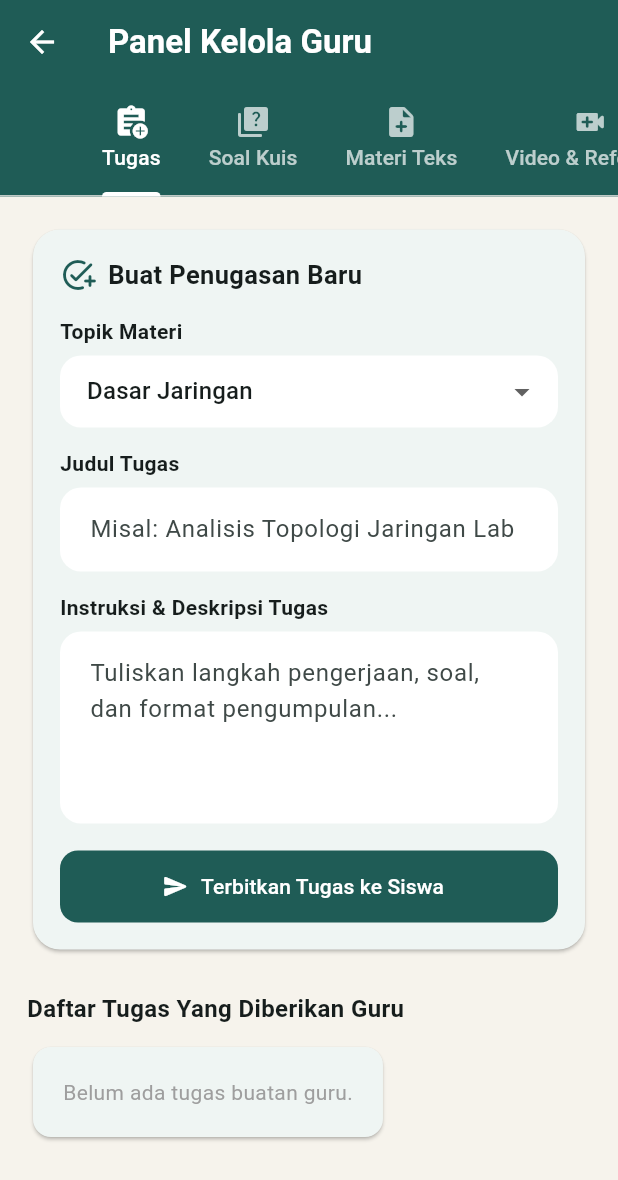
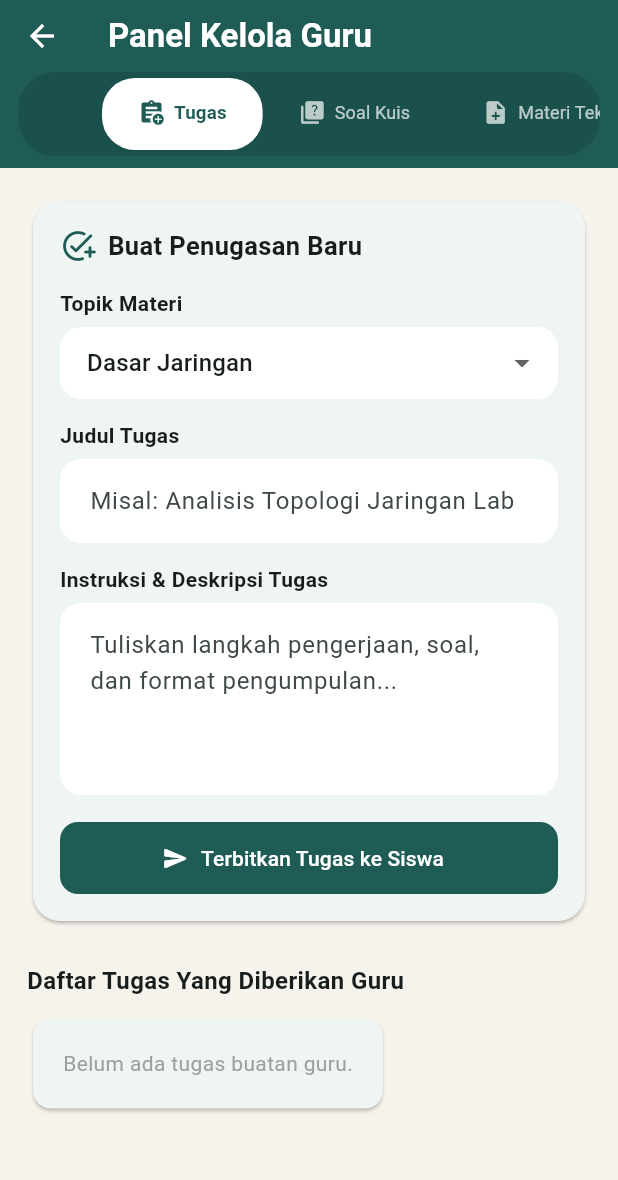
Before and after one commit to zuhri08/Netropia, a Flutter app: the TeacherPanelScreen screen opened directly, on a phone screen of 412 x 824 dp. Shown: the top 1180 px of the screen. Run offline on Flutter 3.47's test engine with Material 3 defaults, Android fonts, the phone set to English and light mode, and no system bars; our stand-ins replace cloud_firestore, device_preview, firebase_ai, firebase_auth, firebase_core, firebase_storage and 10 more; missing offline and left inert: dart:html, dart:ui_web, firebase_app_check, pointer_interceptor; accounts and stored records are empty.

Commit message:
Polish Teacher Panel Screen with modern pill TabBar and refined layouts

```diff
--- a/lib/teacher/teacher_panel_screen.dart
+++ b/lib/teacher/teacher_panel_screen.dart
@@ -714,21 +714,110 @@ class _TeacherPanelScreenState extends State<TeacherPanelScreen>
               isEn ? 'Teacher Management Panel' : 'Panel Kelola Guru',
               style: const TextStyle(fontWeight: FontWeight.bold),
             ),
-            bottom: TabBar(
-              controller: _tabController,
-              indicatorColor: Colors.white,
-              indicatorWeight: 3,
-              labelColor: Colors.white,
-              unselectedLabelColor: Colors.white70,
-              isScrollable: true,
-              tabs: [
-                Tab(icon: const Icon(Icons.assignment_add), text: isEn ? 'Assignments' : 'Tugas'),
-                Tab(icon: const Icon(Icons.quiz_rounded), text: isEn ? 'Quizzes' : 'Soal Kuis'),
-                Tab(icon: const Icon(Icons.note_add_rounded), text: isEn ? 'Text Material' : 'Materi Teks'),
-                Tab(icon: const Icon(Icons.video_call_rounded), text: isEn ? 'Videos & Ref' : 'Video & Referensi'),
-                Tab(icon: const Icon(Icons.campaign_rounded), text: isEn ? 'Announcements' : 'Pengumuman'),
-                Tab(icon: const Icon(Icons.assessment_rounded), text: isEn ? 'Gradebook & Feedback' : 'Rekap & Feedback'),
-              ],
+            bottom: PreferredSize(
+              preferredSize: const Size.fromHeight(56),
+              child: Container(
+                margin: const EdgeInsets.fromLTRB(12, 0, 12, 8),
+                decoration: BoxDecoration(
+                  color: Colors.black.withOpacity(0.12),
+                  borderRadius: BorderRadius.circular(25),
+                ),
+                child: TabBar(
+                  controller: _tabController,
+                  isScrollable: true,
+                  indicator: BoxDecoration(
+                    color: Colors.white,
+                    borderRadius: BorderRadius.circular(22),
+                  ),
+                  labelColor: AppTheme.primaryBrown,
+                  unselectedLabelColor: Colors.white70,
+                  indicatorSize: TabBarIndicatorSize.tab,
+                  dividerColor: Colors.transparent,
+                  padding: const EdgeInsets.all(4),
+                  labelStyle: const TextStyle(fontWeight: FontWeight.bold, fontSize: 12.5),
+                  unselectedLabelStyle: const TextStyle(fontWeight: FontWeight.normal, fontSize: 12),
+                  tabs: [
+                    Tab(
+                      child: Padding(
+                        padding: const EdgeInsets.symmetric(horizontal: 8),
+                        child: Row(
+                          mainAxisSize: MainAxisSize.min,
+                          children: [
+                            const Icon(Icons.assignment_add, size: 18),
+                            const SizedBox(width: 6),
+                            Text(isEn ? 'Assignments' : 'Tugas'),
+                          ],
+                        ),
+                      ),
+                    ),
+                    Tab(
+                      child: Padding(
+                        padding: const EdgeInsets.symmetric(horizontal: 8),
+                        child: Row(
+                          mainAxisSize: MainAxisSize.min,
+                          children: [
+                            const Icon(Icons.quiz_rounded, size: 18),
+                            const SizedBox(width: 6),
+                            Text(isEn ? 'Quizzes' : 'Soal Kuis'),
+                          ],
+                        ),
+                      ),
+                    ),
+                    Tab(
+                      child: Padding(
+                        padding: const EdgeInsets.symmetric(horizontal: 8),
+                        child: Row(
+                          mainAxisSize: MainAxisSize.min,
+                          children: [
+                            const Icon(Icons.note_add_rounded, size: 18),
+                            const SizedBox(width: 6),
+                            Text(isEn ? 'Text Material' : 'Materi Teks'),
+                          ],
+                        ),
+                      ),
+                    ),
+                    Tab(
+                      child: Padding(
+                        padding: const EdgeInsets.symmetric(horizontal: 8),
+                        child: Row(
+                          mainAxisSize: MainAxisSize.min,
+                          children: [
+                            const Icon(Icons.video_call_rounded, size: 18),
+                            const SizedBox(width: 6),
+                            Text(isEn ? 'Videos & Ref' : 'Video & Referensi'),
+                          ],
+                        ),
+                      ),
+                    ),
+                    Tab(
+                      child: Padding(
+                        padding: const EdgeInsets.symmetric(horizontal: 8),
+                        child: Row(
+                          mainAxisSize: MainAxisSize.min,
+                          children: [
+                            const Icon(Icons.campaign_rounded, size: 18),
+                            const SizedBox(width: 6),
+                            Text(isEn ? 'Announcements' : 'Pengumuman'),
+                          ],
+                        ),
+                      ),
+                    ),
+                    Tab(
+                      child: Padding(
+                        padding: const EdgeInsets.symmetric(horizontal: 8),
+                        child: Row(
+                          mainAxisSize: MainAxisSize.min,
+                          children: [
+                            const Icon(Icons.assessment_rounded, size: 18),
+                            const SizedBox(width: 6),
+                            Text(isEn ? 'Gradebook' : 'Rekap & Feedback'),
+                          ],
+                        ),
+                      ),
+                    ),
+                  ],
+                ),
+              ),
             ),
           ),
           body: TabBarView(
```
